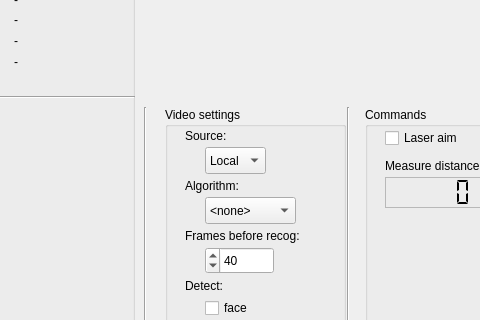
Nicobite/GreyWind, file HostApplication/mainwindow.ui: the form before one commit; both pictures show x 125 to 605 and y 273 to 593 of the 1400 by 800 pixel window.
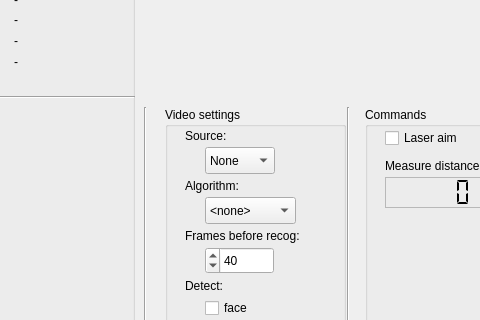
The form after the commit. Icons and pictures are not drawn. Custom widgets are drawn as their Qt base class.

Diff of the .ui file:
```diff
--- a/HostApplication/mainwindow.ui
+++ b/HostApplication/mainwindow.ui
@@ -87,10 +87,15 @@
       <rect>
        <x>40</x>
        <y>40</y>
-       <width>61</width>
+       <width>70</width>
        <height>27</height>
       </rect>
      </property>
+     <item>
+      <property name="text">
+       <string>None</string>
+      </property>
+     </item>
      <item>
       <property name="text">
        <string>Local</string>
```
